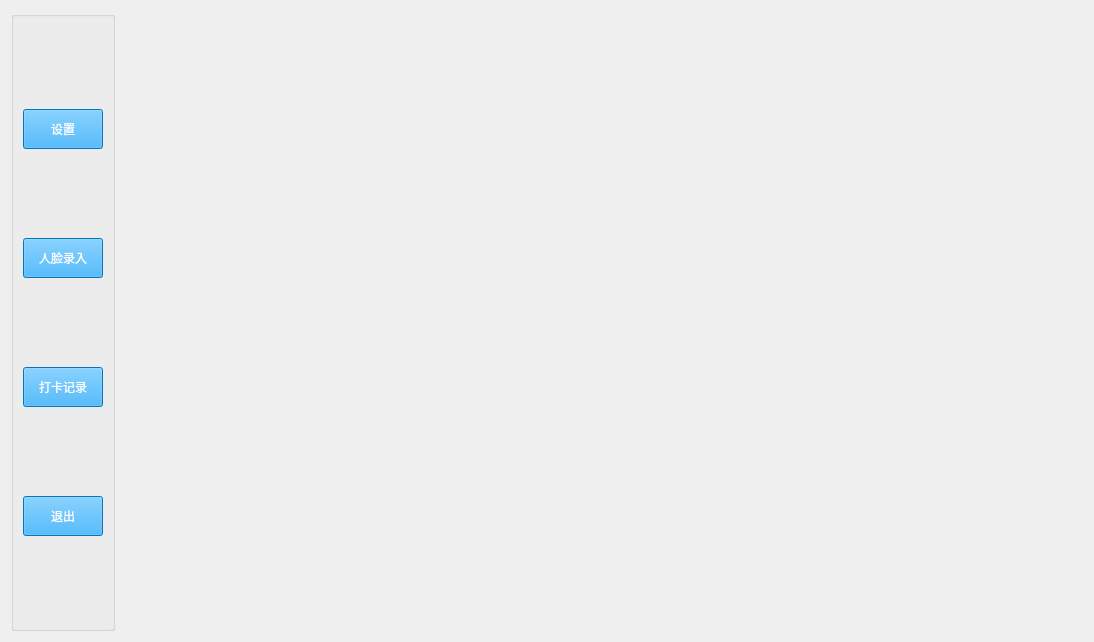
Qt form admiwidget.ui (eagleqq/FaceRecognition) before a commit.
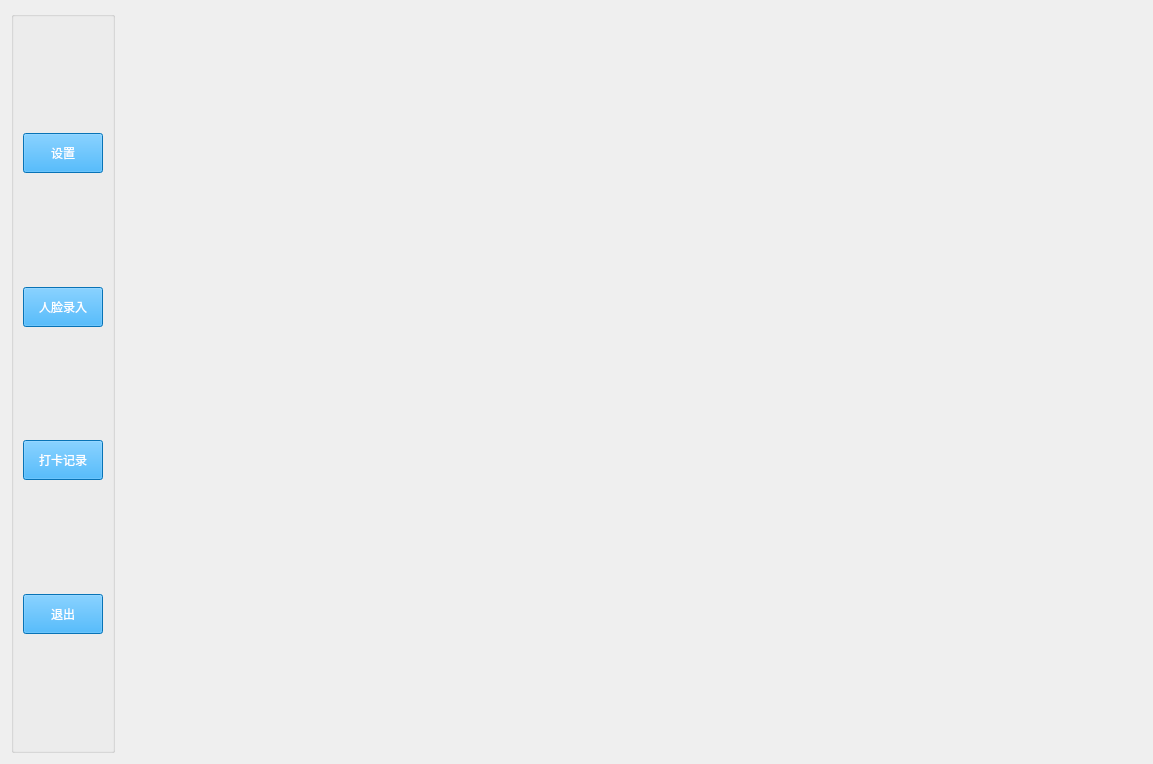
The same form after that commit.

Patch:
```diff
--- a/admiwidget.ui
+++ b/admiwidget.ui
@@ -6,8 +6,8 @@
    <rect>
     <x>0</x>
     <y>0</y>
-    <width>1094</width>
-    <height>642</height>
+    <width>1153</width>
+    <height>764</height>
    </rect>
   </property>
   <property name="minimumSize">
```
